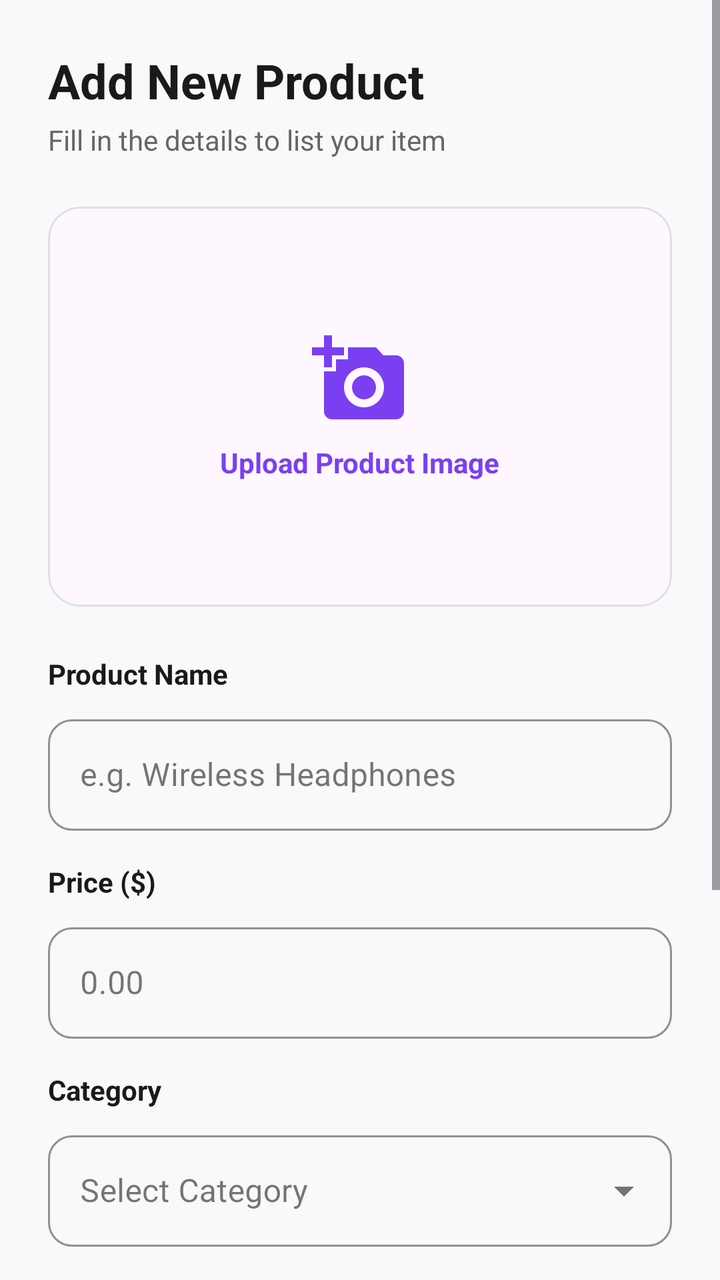
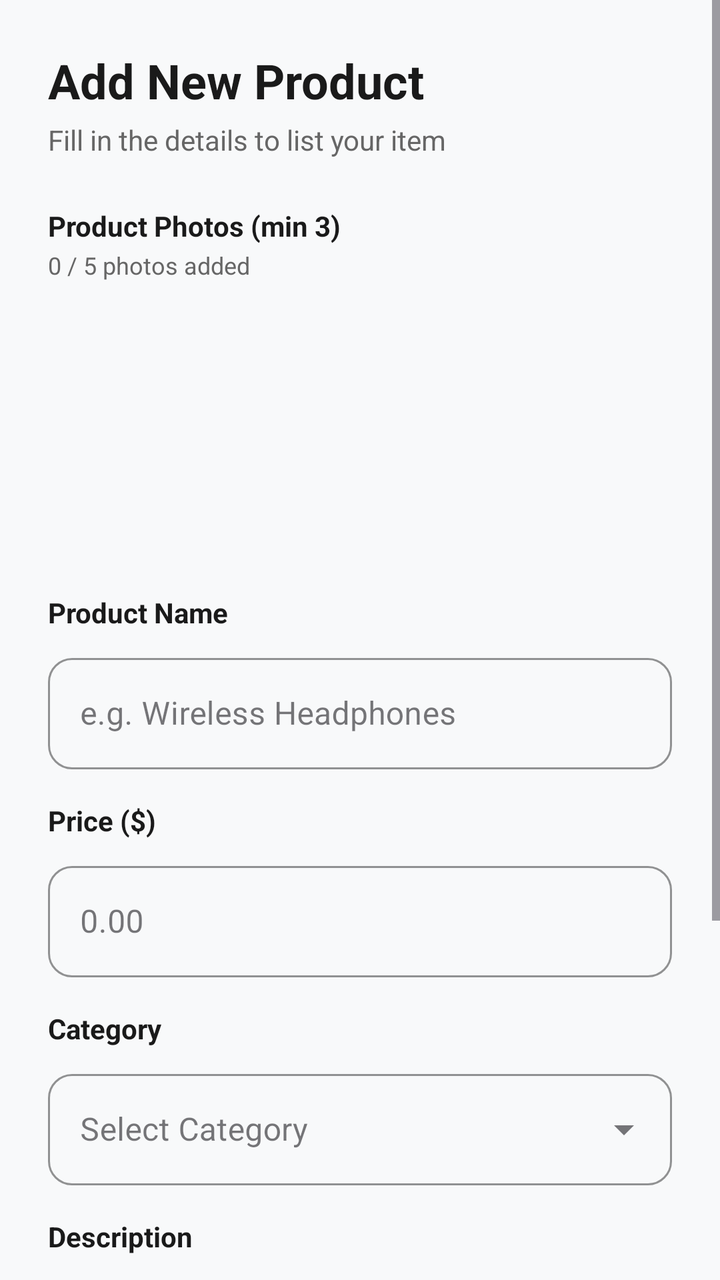

Before-and-after screenshots of an Android layout around one commit, followed by the original layout XML and the change that was made.
<!-- AndroidManifest.xml: application theme Theme.NexCart -->
<!-- res/layout/fragment_add_product.xml -->
<?xml version="1.0" encoding="utf-8"?>
<ScrollView xmlns:android="http://schemas.android.com/apk/res/android"
    xmlns:app="http://schemas.android.com/apk/res-auto"
    android:layout_width="match_parent"
    android:layout_height="match_parent"
    android:background="#F8F9FA">

    <LinearLayout
        android:layout_width="match_parent"
        android:layout_height="wrap_content"
        android:orientation="vertical"
        android:padding="24dp">

        <TextView
            android:layout_width="wrap_content"
            android:layout_height="wrap_content"
            android:text="Add New Product"
            android:textColor="#1A1A1A"
            android:textSize="24sp"
            android:textStyle="bold" />

        <TextView
            android:layout_width="wrap_content"
            android:layout_height="wrap_content"
            android:layout_marginTop="4dp"
            android:text="Fill in the details to list your item"
            android:textColor="#666666"
            android:textSize="14sp" />

        
        <com.google.android.material.card.MaterialCardView
            android:id="@+id/cardImage"
            android:layout_width="match_parent"
            android:layout_height="200dp"
            android:layout_marginTop="24dp"
            app:cardCornerRadius="16dp"
            app:cardElevation="0dp"
            app:strokeColor="#E0E0E0"
            app:strokeWidth="1dp">

            <RelativeLayout
                android:layout_width="match_parent"
                android:layout_height="match_parent">

                <ImageView
                    android:id="@+id/ivProduct"
                    android:layout_width="match_parent"
                    android:layout_height="match_parent"
                    android:scaleType="centerCrop"
                    android:visibility="gone" />

                <LinearLayout
                    android:id="@+id/layoutUpload"
                    android:layout_width="wrap_content"
                    android:layout_height="wrap_content"
                    android:layout_centerInParent="true"
                    android:gravity="center"
                    android:orientation="vertical">

                    <ImageView
                        android:layout_width="48dp"
                        android:layout_height="48dp"
                        android:src="@drawable/ic_add_a_photo"
                        app:tint="#7B3FF2" />

                    <TextView
                        android:layout_width="wrap_content"
                        android:layout_height="wrap_content"
                        android:layout_marginTop="8dp"
                        android:text="Upload Product Image"
                        android:textColor="#7B3FF2"
                        android:textStyle="bold" />
                </LinearLayout>
            </RelativeLayout>
        </com.google.android.material.card.MaterialCardView>

        
        <TextView
            android:layout_width="wrap_content"
            android:layout_height="wrap_content"
            android:layout_marginTop="24dp"
            android:text="Product Name"
            android:textColor="#1A1A1A"
            android:textSize="14sp"
            android:textStyle="bold" />

        <com.google.android.material.textfield.TextInputLayout
            style="@style/Widget.MaterialComponents.TextInputLayout.OutlinedBox"
            android:layout_width="match_parent"
            android:layout_height="wrap_content"
            android:layout_marginTop="8dp"
            app:boxCornerRadiusBottomEnd="12dp"
            app:boxCornerRadiusBottomStart="12dp"
            app:boxCornerRadiusTopEnd="12dp"
            app:boxCornerRadiusTopStart="12dp"
            app:boxStrokeColor="#7B3FF2">

            <com.google.android.material.textfield.TextInputEditText
                android:id="@+id/etProductName"
                android:layout_width="match_parent"
                android:layout_height="wrap_content"
                android:hint="e.g. Wireless Headphones"
                android:inputType="textCapWords" />
        </com.google.android.material.textfield.TextInputLayout>

        
        <TextView
            android:layout_width="wrap_content"
            android:layout_height="wrap_content"
            android:layout_marginTop="16dp"
            android:text="Price ($)"
            android:textColor="#1A1A1A"
            android:textSize="14sp"
            android:textStyle="bold" />

        <com.google.android.material.textfield.TextInputLayout
            style="@style/Widget.MaterialComponents.TextInputLayout.OutlinedBox"
            android:layout_width="match_parent"
            android:layout_height="wrap_content"
            android:layout_marginTop="8dp"
            app:boxCornerRadiusBottomEnd="12dp"
            app:boxCornerRadiusBottomStart="12dp"
            app:boxCornerRadiusTopEnd="12dp"
            app:boxCornerRadiusTopStart="12dp"
            app:prefixText="$"
            app:boxStrokeColor="#7B3FF2">

            <com.google.android.material.textfield.TextInputEditText
                android:id="@+id/etProductPrice"
                android:layout_width="match_parent"
                android:layout_height="wrap_content"
                android:hint="0.00"
                android:inputType="numberDecimal" />
        </com.google.android.material.textfield.TextInputLayout>

        
        <TextView
            android:layout_width="wrap_content"
            android:layout_height="wrap_content"
            android:layout_marginTop="16dp"
            android:text="Category"
            android:textColor="#1A1A1A"
            android:textSize="14sp"
            android:textStyle="bold" />

        <com.google.android.material.textfield.TextInputLayout
            style="@style/Widget.MaterialComponents.TextInputLayout.OutlinedBox.ExposedDropdownMenu"
            android:layout_width="match_parent"
            android:layout_height="wrap_content"
            android:layout_marginTop="8dp"
            app:boxCornerRadiusBottomEnd="12dp"
            app:boxCornerRadiusBottomStart="12dp"
            app:boxCornerRadiusTopEnd="12dp"
            app:boxCornerRadiusTopStart="12dp"
            app:boxStrokeColor="#7B3FF2">

            <AutoCompleteTextView
                android:id="@+id/actvCategory"
                android:layout_width="match_parent"
                android:layout_height="wrap_content"
                android:hint="Select Category"
                android:inputType="none" />
        </com.google.android.material.textfield.TextInputLayout>

        
        <TextView
            android:layout_width="wrap_content"
            android:layout_height="wrap_content"
            android:layout_marginTop="16dp"
            android:text="Description"
            android:textColor="#1A1A1A"
            android:textSize="14sp"
            android:textStyle="bold" />

        <com.google.android.material.textfield.TextInputLayout
            style="@style/Widget.MaterialComponents.TextInputLayout.OutlinedBox"
            android:layout_width="match_parent"
            android:layout_height="wrap_content"
            android:layout_marginTop="8dp"
            app:boxCornerRadiusBottomEnd="12dp"
            app:boxCornerRadiusBottomStart="12dp"
            app:boxCornerRadiusTopEnd="12dp"
            app:boxCornerRadiusTopStart="12dp"
            app:boxStrokeColor="#7B3FF2">

            <com.google.android.material.textfield.TextInputEditText
                android:id="@+id/etProductDescription"
                android:layout_width="match_parent"
                android:layout_height="wrap_content"
                android:gravity="top"
                android:hint="Tell us about the product..."
                android:inputType="textMultiLine"
                android:lines="4" />
        </com.google.android.material.textfield.TextInputLayout>

        <com.google.android.material.button.MaterialButton
            android:id="@+id/btnSubmit"
            android:layout_width="match_parent"
            android:layout_height="56dp"
            android:layout_marginTop="32dp"
            android:layout_marginBottom="24dp"
            android:backgroundTint="#7B3FF2"
            android:text="List Product"
            android:textAllCaps="false"
            android:textSize="16sp"
            android:textStyle="bold"
            app:cornerRadius="12dp" />

    </LinearLayout>
</ScrollView>
<!-- resources referenced by this layout -->
<resources>
  <!-- drawable ic_add_a_photo (drawable) -->
  <vector xmlns:android="http://schemas.android.com/apk/res/android"
      android:width="24dp"
      android:height="24dp"
      android:viewportWidth="24"
      android:viewportHeight="24">
      <path
          android:fillColor="#000000"
          android:pathData="M3,4V1h2v3h3v2H5v3H3V6H0V4H3z M6,10V7h3V4h7l1.83,2H21c1.1,0 2,0.9 2,2v12c0,1.1 -0.9,2 -2,2H5c-1.1,0 -2,-0.9 -2,-2V10H6z M13,19c2.76,0 5,-2.24 5,-5s-2.24,-5 -5,-5s-5,2.24 -5,5S10.24,19 13,19z M13,11c1.66,0 3,1.34 3,3s-1.34,3 -3,3s-3,-1.34 -3,-3S11.34,11 13,11z" />
  </vector>
  <style name="Theme.NexCart" parent="Base.Theme.NexCart" />
  <style name="Base.Theme.NexCart" parent="Theme.Material3.DayNight.NoActionBar">
          
          
      </style>
</resources>

<!-- the commit's change to res/layout/fragment_add_product.xml (unified diff, before → after) -->
@@ -28,51 +28,32 @@
             android:textSize="14sp" />
 
         
-        <com.google.android.material.card.MaterialCardView
-            android:id="@+id/cardImage"
+        <TextView
+            android:layout_width="wrap_content"
+            android:layout_height="wrap_content"
+            android:layout_marginTop="24dp"
+            android:text="Product Photos (min 3)"
+            android:textColor="#1A1A1A"
+            android:textSize="14sp"
+            android:textStyle="bold" />
+
+        <TextView
+            android:id="@+id/tvImageCount"
+            android:layout_width="wrap_content"
+            android:layout_height="wrap_content"
+            android:layout_marginTop="2dp"
+            android:text="0 / 5 photos added"
+            android:textColor="#666666"
+            android:textSize="12sp" />
+
+        <androidx.recyclerview.widget.RecyclerView
+            android:id="@+id/rvImageSlots"
             android:layout_width="match_parent"
-            android:layout_height="200dp"
-            android:layout_marginTop="24dp"
-            app:cardCornerRadius="16dp"
-            app:cardElevation="0dp"
-            app:strokeColor="#E0E0E0"
-            app:strokeWidth="1dp">
-
-            <RelativeLayout
-                android:layout_width="match_parent"
-                android:layout_height="match_parent">
-
-                <ImageView
-                    android:id="@+id/ivProduct"
-                    android:layout_width="match_parent"
-                    android:layout_height="match_parent"
-                    android:scaleType="centerCrop"
-                    android:visibility="gone" />
-
-                <LinearLayout
-                    android:id="@+id/layoutUpload"
-                    android:layout_width="wrap_content"
-                    android:layout_height="wrap_content"
-                    android:layout_centerInParent="true"
-                    android:gravity="center"
-                    android:orientation="vertical">
-
-                    <ImageView
-                        android:layout_width="48dp"
-                        android:layout_height="48dp"
-                        android:src="@drawable/ic_add_a_photo"
-                        app:tint="#7B3FF2" />
-
-                    <TextView
-                        android:layout_width="wrap_content"
-                        android:layout_height="wrap_content"
-                        android:layout_marginTop="8dp"
-                        android:text="Upload Product Image"
-                        android:textColor="#7B3FF2"
-                        android:textStyle="bold" />
-                </LinearLayout>
-            </RelativeLayout>
-        </com.google.android.material.card.MaterialCardView>
+            android:layout_height="120dp"
+            android:layout_marginTop="12dp"
+            android:clipToPadding="false"
+            android:orientation="horizontal"
+            android:paddingEnd="8dp" />
 
         
         <TextView
<!-- resource entries referenced after the edit -->
@@ -1,15 +1,5 @@
 <!-- resources referenced by this layout -->
 <resources>
-  <!-- drawable ic_add_a_photo (drawable) -->
-  <vector xmlns:android="http://schemas.android.com/apk/res/android"
-      android:width="24dp"
-      android:height="24dp"
-      android:viewportWidth="24"
-      android:viewportHeight="24">
-      <path
-          android:fillColor="#000000"
-          android:pathData="M3,4V1h2v3h3v2H5v3H3V6H0V4H3z M6,10V7h3V4h7l1.83,2H21c1.1,0 2,0.9 2,2v12c0,1.1 -0.9,2 -2,2H5c-1.1,0 -2,-0.9 -2,-2V10H6z M13,19c2.76,0 5,-2.24 5,-5s-2.24,-5 -5,-5s-5,2.24 -5,5S10.24,19 13,19z M13,11c1.66,0 3,1.34 3,3s-1.34,3 -3,3s-3,-1.34 -3,-3S11.34,11 13,11z" />
-  </vector>
   <style name="Theme.NexCart" parent="Base.Theme.NexCart" />
   <style name="Base.Theme.NexCart" parent="Theme.Material3.DayNight.NoActionBar">
           
